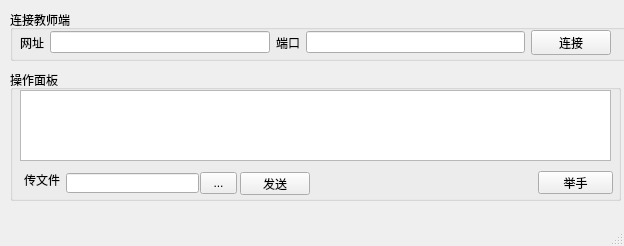
Before: the Qt Designer form client/ui_source_client/client_panel.ui in Jarrettluo/multimedia_management_software, drawn with Qt 5.
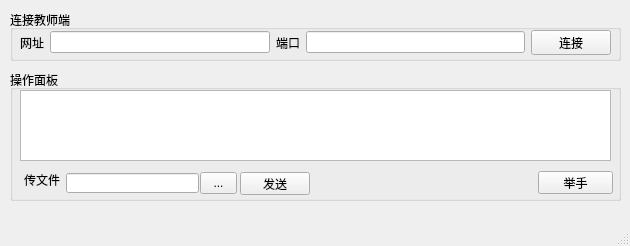
After: the same form once the commit is applied.

Commit message: debug. Fixed windows' size.

```diff
--- a/client/ui_source_client/client_panel.ui
+++ b/client/ui_source_client/client_panel.ui
@@ -6,7 +6,7 @@
    <rect>
     <x>0</x>
     <y>0</y>
-    <width>624</width>
+    <width>630</width>
     <height>246</height>
    </rect>
   </property>
@@ -19,7 +19,7 @@
      <rect>
       <x>10</x>
       <y>10</y>
-      <width>621</width>
+      <width>611</width>
       <height>51</height>
      </rect>
     </property>
```
Left out of the diff: 2 changed lines with no effect on the pictures. The commit also changes 4 other files.
